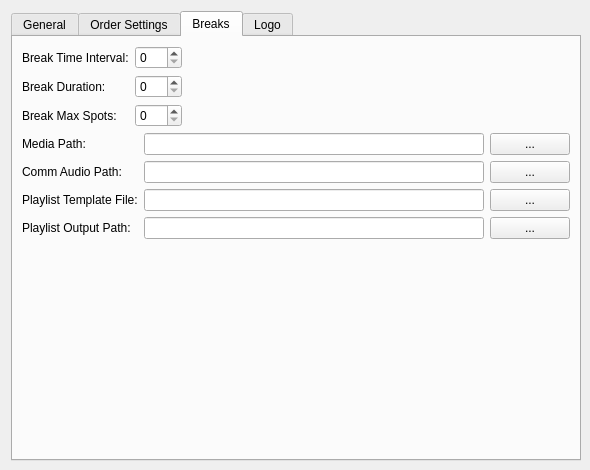
The window that pixelplan/rave/PixelPlan/setupform.ui (pgathogo/raven) describes before a commit, drawn with Qt 5.
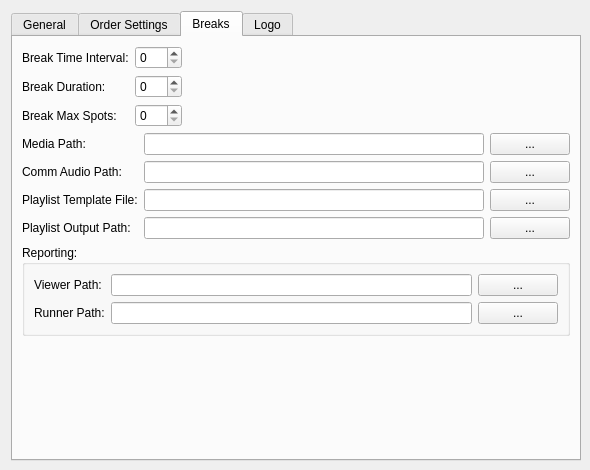
The same window after the commit.

Commit message:
Pixelplan: Allow dynamically set path to Electron application
- Clean authentication issues in the log in form

```diff
--- a/pixelplan/rave/PixelPlan/setupform.ui
+++ b/pixelplan/rave/PixelPlan/setupform.ui
@@ -476,6 +476,49 @@
          </item>
         </layout>
        </item>
+       <item>
+        <widget class="QGroupBox" name="groupBox_2">
+         <property name="title">
+          <string>Reporting:</string>
+         </property>
+         <layout class="QGridLayout" name="gridLayout_6">
+          <item row="0" column="0">
+           <widget class="QLabel" name="label_22">
+            <property name="text">
+             <string>Viewer Path:</string>
+            </property>
+           </widget>
+          </item>
+          <item row="1" column="0">
+           <widget class="QLabel" name="label_23">
+            <property name="text">
+             <string>Runner Path:</string>
+            </property>
+           </widget>
+          </item>
+          <item row="1" column="1">
+           <widget class="QLineEdit" name="edtRunner"/>
+          </item>
+          <item row="1" column="2">
+           <widget class="QPushButton" name="btnRunner">
+            <property name="text">
+             <string>...</string>
+            </property>
+           </widget>
+          </item>
+          <item row="0" column="1">
+           <widget class="QLineEdit" name="edtReportViewer"/>
+          </item>
+          <item row="0" column="2">
+           <widget class="QPushButton" name="btnReportViewer">
+            <property name="text">
+             <string>...</string>
+            </property>
+           </widget>
+          </item>
+         </layout>
+        </widget>
+       </item>
        <item>
         <spacer name="verticalSpacer_2">
          <property name="orientation">
```
The commit also changes 31 other files.
